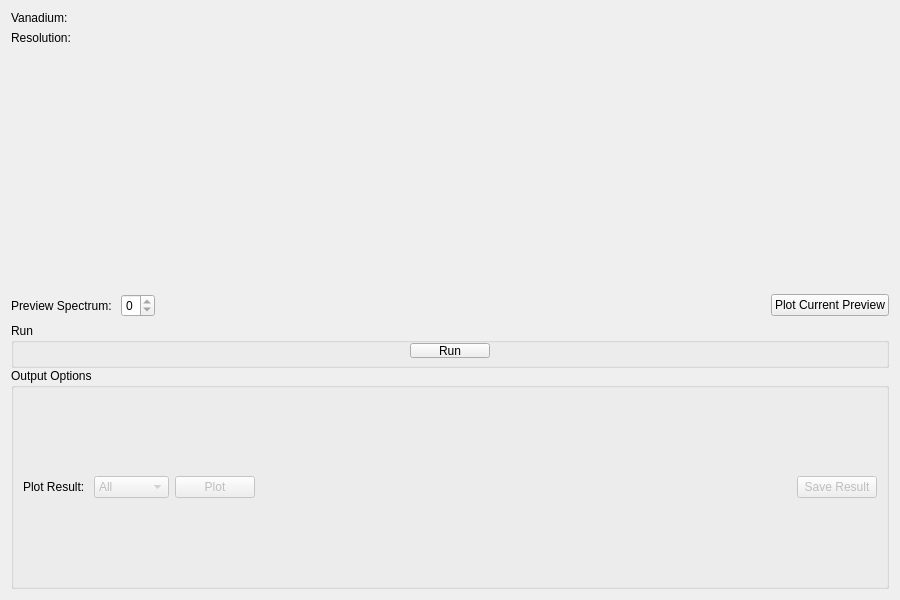
First picture: the form in qt/scientific_interfaces/Indirect/ResNorm.ui, repository mantidproject/mantid, before the edit.
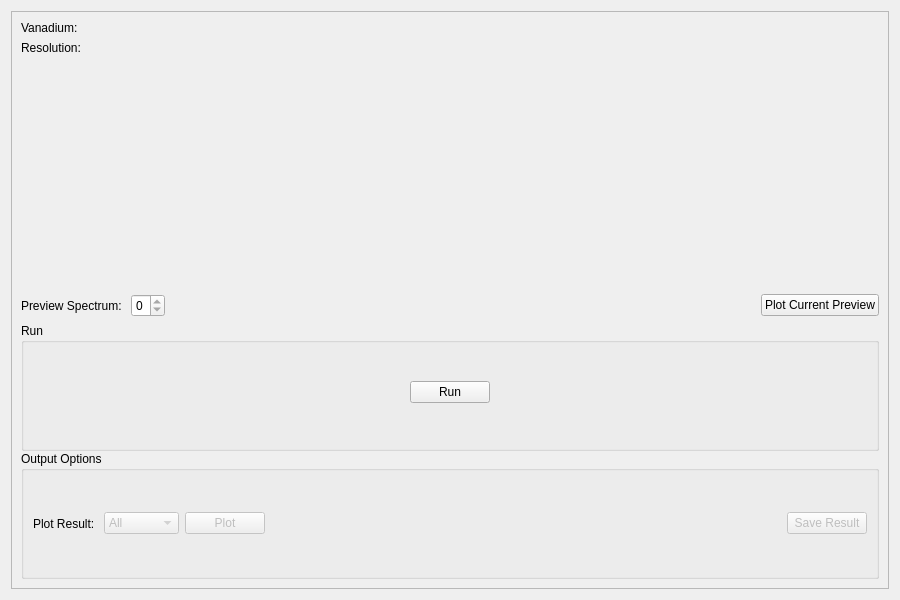
Second picture: the form after the edit. Custom widgets are drawn as their Qt base class.

Commit message:
Re #31426 Add Scroll Area
Added Scroll area to bayes (ResNorm/Quasi/Stretch) and data analysis (Elwin/Iqt)

Diff of the .ui file:
```diff
--- a/qt/scientific_interfaces/Indirect/ResNorm.ui
+++ b/qt/scientific_interfaces/Indirect/ResNorm.ui
@@ -15,6 +15,21 @@
   </property>
   <layout class="QVBoxLayout" name="verticalLayout">
    <item>
+    <widget class="QScrollArea" name="scrollArea">
+     <property name="widgetResizable">
+      <bool>true</bool>
+     </property>
+     <widget class="QWidget" name="scrollAreaWidgetContents_2">
+      <property name="geometry">
+       <rect>
+        <x>0</x>
+        <y>0</y>
+        <width>880</width>
+        <height>580</height>
+       </rect>
+      </property>
+      <layout class="QVBoxLayout" name="verticalLayout_5">
+       <item>
     <layout class="QGridLayout" name="gridLayout">
      <property name="verticalSpacing">
       <number>6</number>
@@ -175,12 +190,6 @@
       </property>
       <item>
        <widget class="QGroupBox" name="gbRun">
-        <property name="maximumSize">
-         <size>
-          <width>16777215</width>
-          <height>45</height>
-         </size>
-        </property>
         <property name="title">
          <string>Run</string>
         </property>
@@ -309,6 +318,10 @@
        </layout>
       </item>
      </layout>
+        </widget>
+       </item>
+      </layout>
+     </widget>
     </widget>
    </item>
   </layout>
```
Lines whose indentation alone changed are shown as unchanged. The commit also changes 4 other files.
